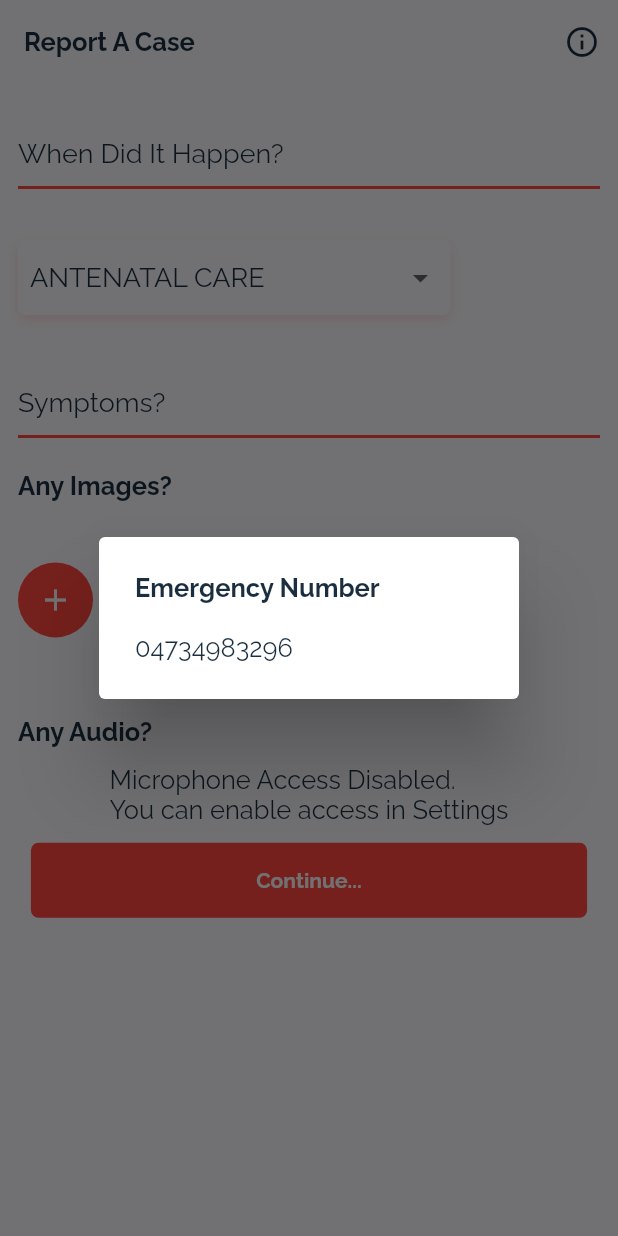
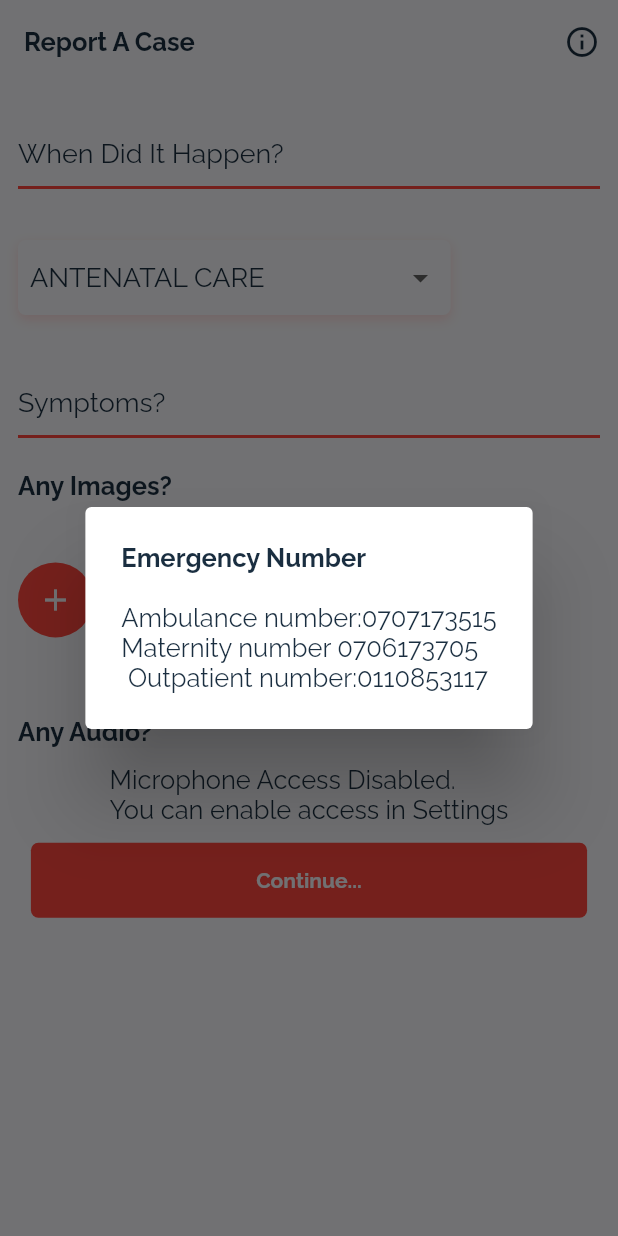
Before and after one commit to techfugees/Ehealthwatch-v2, a Flutter app: the ReportCase screen opened directly with empty values, after a tap on the "info outline" icon, on a phone screen of 412 x 824 dp. Run offline on Flutter 3.47's test engine with Material 2 defaults, Android fonts, the phone set to English and light mode, and no system bars; our stand-ins replace cached_network_image, geolocator, google_fonts, google_maps_flutter, location, page_transition and 2 more; missing offline and left inert: medcorder_audio, multi_image_picker; accounts and stored records are empty.

Commit message:
crushing issues to be resolved

```diff
--- a/lib/screens/login.dart
+++ b/lib/screens/login.dart
@@ -77,7 +77,7 @@ class _LoginPageState extends State<LoginPage> {
                   child: Padding(
                     padding: const EdgeInsets.only(left: 20.0),
                     child: Text(
-                      "TechFugees",
+                      "E-HEALTH WATCH",
                       style: GoogleFonts.raleway(
                         textStyle: TextStyle(
                             color: backgroundcolor,
--- a/lib/screens/reportcase.dart
+++ b/lib/screens/reportcase.dart
@@ -255,7 +255,7 @@ class _ReportCaseState extends State<ReportCase> {
                             fontWeight: FontWeight.bold)),
                   ),
                   content: Text(
-                    "04734983296",
+                    "Ambulance number:0707173515\nMaternity number 0706173705\n Outpatient number:0110853117",
                     style: GoogleFonts.raleway(
                         textStyle: TextStyle(
                       fontSize: fontsize1,
--- a/pubspec.yaml
+++ b/pubspec.yaml
@@ -31,8 +31,8 @@ dependencies:
   google_fonts: ^2.0.0
   provider: ^5.0.0
   cached_network_image: ^2.5.1
-  multi_image_picker: ^4.7.15
-  medcorder_audio: ^0.0.6
+  multi_image_picker:
+  medcorder_audio:
   toast: ^0.1.5
 
   shared_preferences:
```
